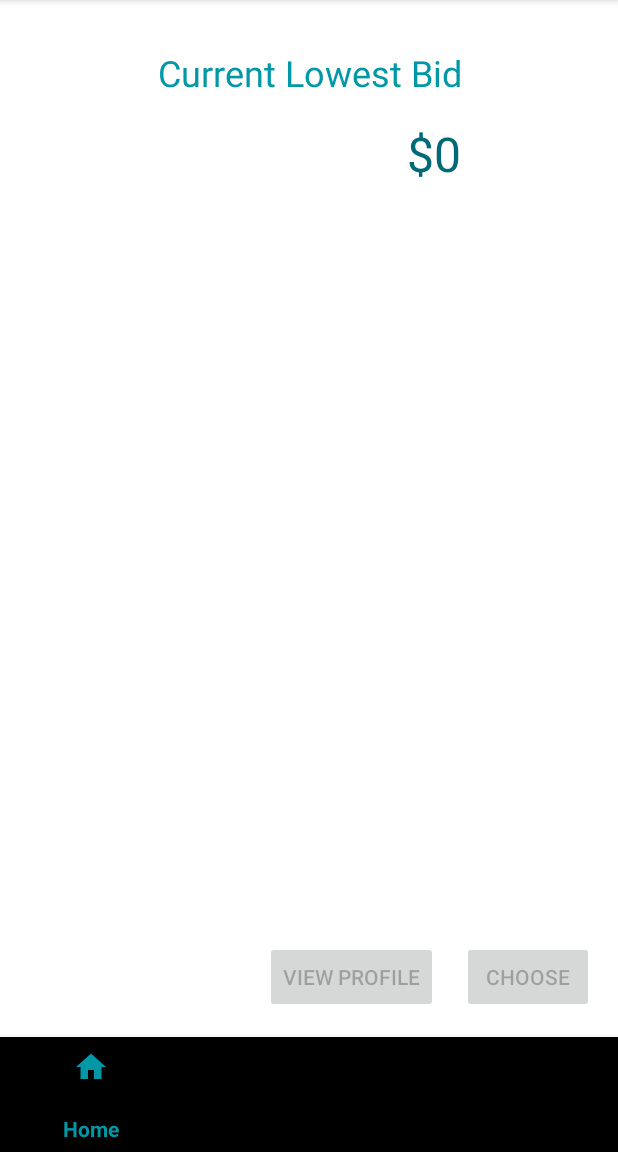
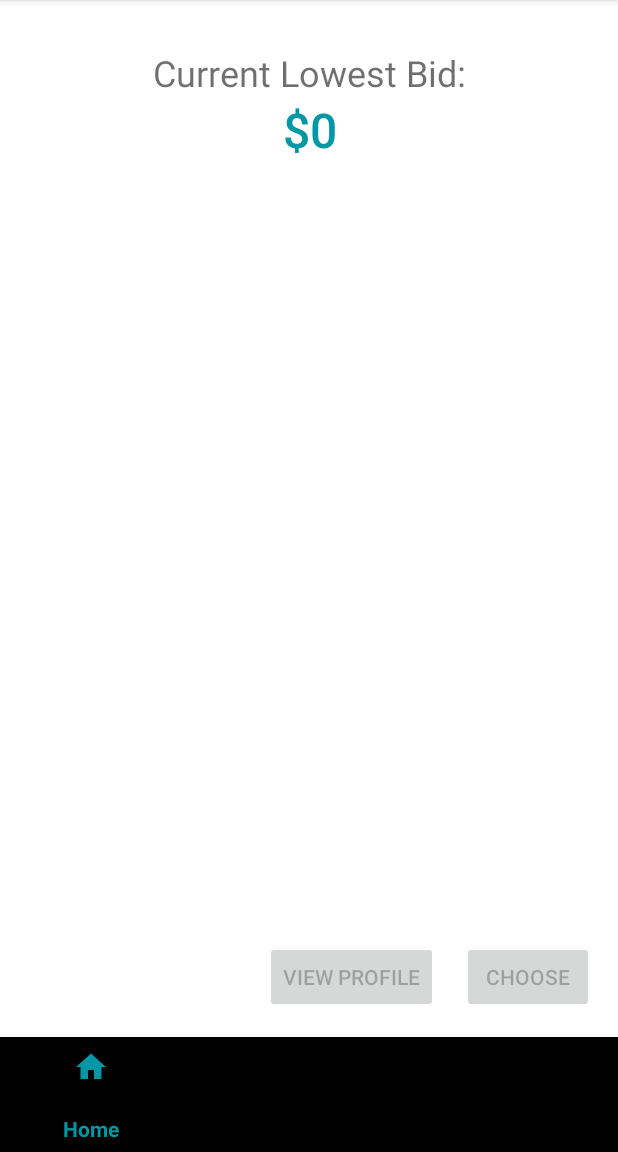
Before and after one commit to sjplautz/Biddlr, an Android app: the fragment BidderSelectFragment placed in its activity, on a phone screen of 412 x 824 dp, the part 84-1236 px from its top. Run offline under Robolectric (Android 15) with nearby library versions, the phone set to English and light mode, and no system bars; our stand-ins replace Firebase (no records; nobody signed in at launch, a user with empty details on screens opened directly); 2 statements that could not run were skipped.

Commit message:
Removed breaking changes and a small ui change

```diff
--- a/src/app/src/main/java/classes/DatabaseManager.java
+++ b/src/app/src/main/java/classes/DatabaseManager.java
@@ -107,6 +107,12 @@ public class DatabaseManager {
 
         activeJobRef.updateChildren(updates);
     }
+
+//    public void setJobMarkerOptions(Job job) {
+//        Map<String, Object> updates = new HashMap<>();
+//        updates.put(job.getJobID() + "/markerOptionsHandle" , job.getMarkerOptionsHandle());
+//        activeJobRef.updateChildren(updates);
+//    }
 
     /**
      * Active jobs in the database
--- a/src/app/src/main/java/ui/MapFragment.java
+++ b/src/app/src/main/java/ui/MapFragment.java
@@ -233,15 +233,15 @@ public class MapFragment extends Fragment implements OnMapReadyCallback, JobData
         MarkerOptions jobsMarkerOptions = new MarkerOptions().position(new LatLng(latLng.getLat(), latLng.getLng() )).title(job.getTitle());
         mMap.addMarker(jobsMarkerOptions);
 
-        job.setMarkerOptionsHandle(jobsMarkerOptions);
+//        job.setMarkerOptionsHandle(jobsMarkerOptions);
     }
 
     @Override
     public void dataRemoved(Job job) {
         //get handle to correct marker from job
-        MarkerOptions markerToRemove = job.getMarkerOptionsHandle();
+//        MarkerOptions markerToRemove = job.getMarkerOptionsHandle();
         //call marker.remove()
-        markerToRemove.visible(false);
+//        markerToRemove.visible(false);
     }
 
     @Override
--- a/src/app/src/main/res/layout/fragment_bidder_select.xml
+++ b/src/app/src/main/res/layout/fragment_bidder_select.xml
@@ -13,7 +13,7 @@
         android:layout_marginTop="32dp"
         android:gravity="center"
         android:text="@string/strLowestBid"
-        android:textColor="@color/colorPrimary"
+        android:textColor="@color/common_google_signin_btn_text_light_default"
         android:textSize="24sp"
         app:layout_constraintEnd_toEndOf="parent"
         app:layout_constraintStart_toStartOf="parent"
@@ -24,11 +24,12 @@
         android:id="@+id/txtUserBid"
         android:layout_width="wrap_content"
         android:layout_height="wrap_content"
-        android:layout_marginTop="16dp"
+        android:fontFamily="sans-serif-medium"
         android:text="$0"
-        android:textColor="@color/colorPrimaryDark"
+        android:textColor="@color/colorPrimary"
         android:textSize="32sp"
-        app:layout_constraintRight_toRightOf="@+id/txtLowestBid"
+        app:layout_constraintEnd_toEndOf="@+id/txtLowestBid"
+        app:layout_constraintStart_toStartOf="@+id/txtLowestBid"
         app:layout_constraintTop_toBottomOf="@+id/txtLowestBid" />
 
     <android.support.v7.widget.RecyclerView
--- a/src/app/src/main/res/values/strings.xml
+++ b/src/app/src/main/res/values/strings.xml
@@ -41,7 +41,7 @@
     <string name="strBtnEditProfile">Edit Profile</string>
     <string name="txtSubmitBid">SUBMIT BID</string>
     <string name="txtCancel">CANCEL</string>
-    <string name="strLowestBid">Current Lowest Bid</string>
+    <string name="strLowestBid">Current Lowest Bid:</string>
     <string name="strViewProfile">View Profile</string>
     <string name="strChoose">Choose</string>
     <string name="txtLowestBid">Lowest Bid:</string>
```
Also changed, not shown: src/app/src/main/java/classes/Job.java (+0 -9 lines).
